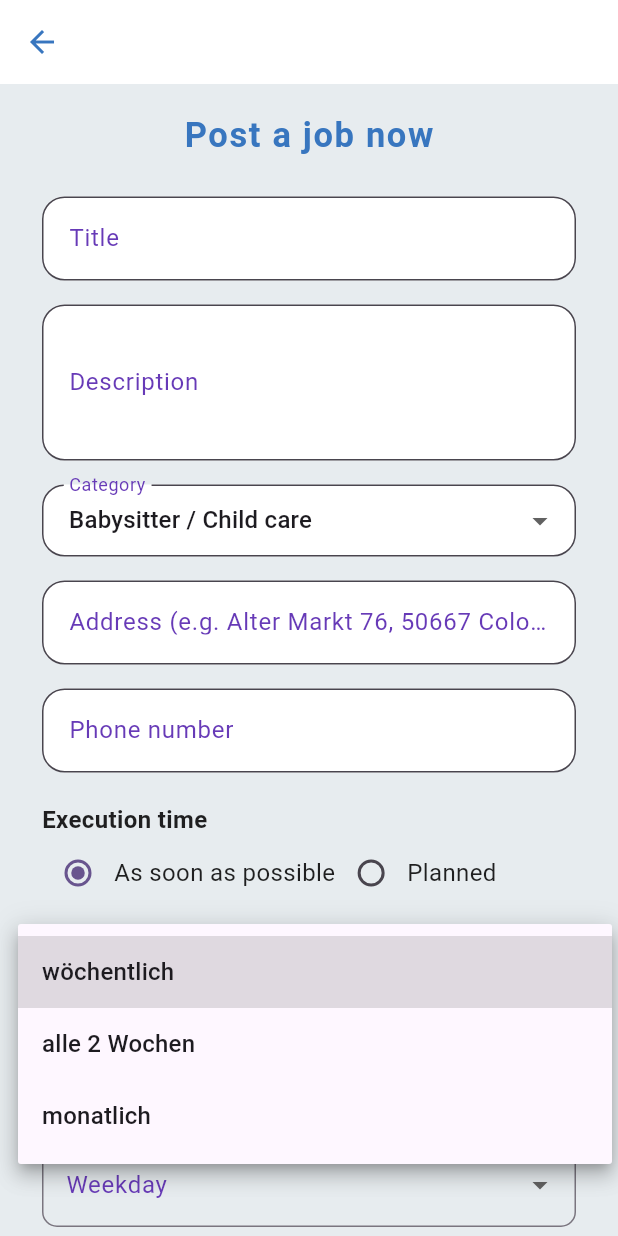
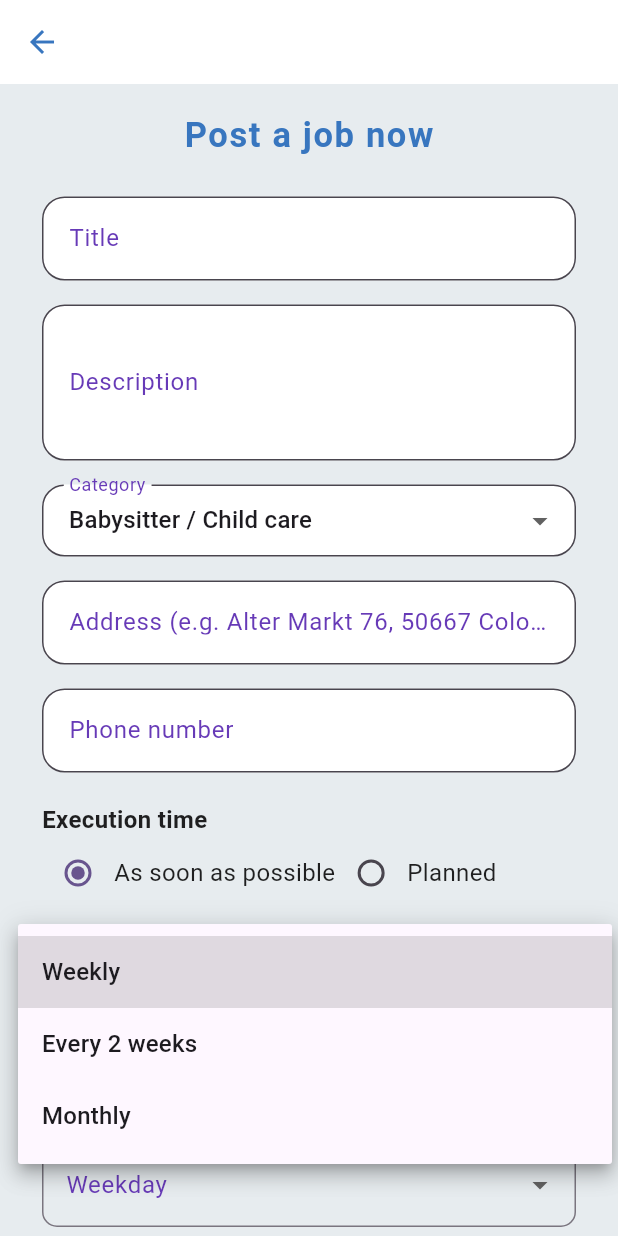
Before and after one commit to Quinten1995/atyourservice, a Flutter app: the AuftragErstellenScreen screen opened directly, after a tap on "Recurring job?", after a tap on "Interval", on a phone screen of 412 x 824 dp. Run offline on Flutter 3.47's test engine with Material 3 defaults, Android fonts, the phone set to English and light mode, and no system bars; our stand-ins replace flutter_rating_bar, image_picker, supabase_flutter; accounts and stored records are empty.

Commit message:
Start Version 1.1: Alle aktuellen Änderungen übernommen

```diff
--- a/lib/l10n/app_en.arb
+++ b/lib/l10n/app_en.arb
@@ -239,7 +239,18 @@
   "statusOffen": "Open",
   "statusInBearbeitung": "In progress",
   "statusAbgeschlossen": "Completed",
-  "privacyButton": "Privacy"
+  "privacyButton": "Privacy",
+  "interval_weekly": "Weekly",
+  "interval_biweekly": "Every 2 weeks",
+  "interval_monthly": "Monthly",
+  "weekday_monday": "Monday",
+  "weekday_tuesday": "Tuesday",
+  "weekday_wednesday": "Wednesday",
+  "weekday_thursday": "Thursday",
+  "weekday_friday": "Friday",
+  "weekday_saturday": "Saturday",
+  "weekday_sunday": "Sunday"
+
 
 
 
--- a/lib/l10n/app_localizations.dart
+++ b/lib/l10n/app_localizations.dart
@@ -1504,6 +1504,66 @@ abstract class AppLocalizations {
   /// In en, this message translates to:
   /// **'Privacy'**
   String get privacyButton;
+
+  /// No description provided for @interval_weekly.
+  ///
+  /// In en, this message translates to:
+  /// **'Weekly'**
+  String get interval_weekly;
+
+  /// No description provided for @interval_biweekly.
+  ///
+  /// In en, this message translates to:
+  /// **'Every 2 weeks'**
+  String get interval_biweekly;
+
+  /// No description provided for @interval_monthly.
+  ///
+  /// In en, this message translates to:
+  /// **'Monthly'**
+  String get interval_monthly;
+
+  /// No description provided for @weekday_monday.
+  ///
+  /// In en, this message translates to:
+  /// **'Monday'**
+  String get weekday_monday;
+
+  /// No description provided for @weekday_tuesday.
+  ///
+  /// In en, this message translates to:
+  /// **'Tuesday'**
+  String get weekday_tuesday;
+
+  /// No description provided for @weekday_wednesday.
+  ///
+  /// In en, this message translates to:
+  /// **'Wednesday'**
+  String get weekday_wednesday;
+
+  /// No description provided for @weekday_thursday.
+  ///
+  /// In en, this message translates to:
+  /// **'Thursday'**
+  String get weekday_thursday;
+
+  /// No description provided for @weekday_friday.
+  ///
+  /// In en, this message translates to:
+  /// **'Friday'**
+  String get weekday_friday;
+
+  /// No description provided for @weekday_saturday.
+  ///
+  /// In en, this message translates to:
+  /// **'Saturday'**
+  String get weekday_saturday;
+
+  /// No description provided for @weekday_sunday.
+  ///
+  /// In en, this message translates to:
+  /// **'Sunday'**
+  String get weekday_sunday;
 }
 
 class _AppLocalizationsDelegate extends LocalizationsDelegate<AppLocalizations> {
--- a/lib/main.dart
+++ b/lib/main.dart
@@ -72,8 +72,8 @@ class MyApp extends StatelessWidget {
         GlobalCupertinoLocalizations.delegate,
       ],
       supportedLocales: const [
+        Locale('en'), // Englisch
         Locale('de'), // Deutsch
-        Locale('en'), // Englisch
         Locale('fr'), // Französisch
         Locale('es'), // Spanisch
         Locale('tr'), // Türkisch
--- a/lib/screens/auftrag_erstellen_screen.dart
+++ b/lib/screens/auftrag_erstellen_screen.dart
@@ -37,15 +37,59 @@ class _AuftragErstellenScreenState extends State<AuftragErstellenScreen> {
   int? _anzahlWiederholungen;
   DateTime? _wiederholenBis;
 
-  static const intervallOptionen = [
-    "wöchentlich", "alle 2 Wochen", "monatlich",
-  ];
-  static const wochentage = [
-    "Montag", "Dienstag", "Mittwoch", "Donnerstag", "Freitag", "Samstag", "Sonntag"
+  static const Color primaryColor = Color(0xFF3876BF);
+  static const Color accentColor = Color(0xFFE7ECEF);
+
+  // NEU: Lokalisierte Key-Listen für Intervalle und Wochentage
+  List<String> get intervalKeys => [
+        'interval_weekly',
+        'interval_biweekly',
+        'interval_monthly',
       ];
 
-  static const Color primaryColor = Color(0xFF3876BF);
-  static const Color accentColor = Color(0xFFE7ECEF);
+  List<String> get weekdayKeys => [
+        'weekday_monday',
+        'weekday_tuesday',
+        'weekday_wednesday',
+        'weekday_thursday',
+        'weekday_friday',
+        'weekday_saturday',
+        'weekday_sunday',
+      ];
+
+  String getIntervalLabel(String key, AppLocalizations l10n) {
+    switch (key) {
+      case 'interval_weekly':
+        return l10n.interval_weekly;
+      case 'interval_biweekly':
+        return l10n.interval_biweekly;
+      case 'interval_monthly':
+        return l10n.interval_monthly;
+      default:
+        return key;
+    }
+  }
+
+  String getWeekdayLabel(String key, AppLocalizations l10n) {
+    switch (key) {
+      case 'weekday_monday':
+        return l10n.weekday_monday;
+      case 'weekday_tuesday':
+        return l10n.weekday_tuesday;
+      case 'weekday_wednesday':
+        return l10n.weekday_wednesday;
+      case 'weekday_thursday':
+        return l10n.weekday_thursday;
+      case 'weekday_friday':
+        return l10n.weekday_friday;
+      case 'weekday_saturday':
+        return l10n.weekday_saturday;
+      case 'weekday_sunday':
+        return l10n.weekday_sunday;
+      default:
+        return key;
+    }
+  }
 
   @override
   void initState() {
@@ -151,7 +195,7 @@ class _AuftragErstellenScreenState extends State<AuftragErstellenScreen> {
     super.dispose();
   }
 
-  // Helper: Key zu Übersetzung
+  // Helper: Key zu Übersetzung für Kategorien
   String getKategorieLabel(String key, AppLocalizations l10n) {
     switch (key) {
       case 'category_babysitter':
@@ -260,7 +304,6 @@ class _AuftragErstellenScreenState extends State<AuftragErstellenScreen> {
         return key;
     }
   }
-
 
   @override
   Widget build(BuildContext context) {
@@ -542,8 +585,8 @@ class _AuftragErstellenScreenState extends State<AuftragErstellenScreen> {
                           DropdownButtonFormField<String>(
                             value: _intervall,
                             decoration: InputDecoration(labelText: l10n.intervallLabel),
-                            items: intervallOptionen
-                                .map((opt) => DropdownMenuItem(value: opt, child: Text(opt)))
+                            items: intervalKeys
+                                .map((key) => DropdownMenuItem(value: key, child: Text(getIntervalLabel(key, l10n))))
                                 .toList(),
                             onChanged: (val) => setState(() => _intervall = val),
                             validator: (val) => val == null ? l10n.intervallValidator : null,
@@ -552,8 +595,8 @@ class _AuftragErstellenScreenState extends State<AuftragErstellenScreen> {
                           DropdownButtonFormField<String>(
                             value: _wochentag,
                             decoration: InputDecoration(labelText: l10n.wochentagLabel),
-                            items: wochentage
-                                .map((tag) => DropdownMenuItem(value: tag, child: Text(tag)))
+                            items: weekdayKeys
+                                .map((key) => DropdownMenuItem(value: key, child: Text(getWeekdayLabel(key, l10n))))
                                 .toList(),
                             onChanged: (val) => setState(() => _wochentag = val),
                             validator: (val) => val == null ? l10n.wochentagValidator : null,
```
Also changed, not shown: lib/l10n/app_de.arb (+12 -1 lines), lib/l10n/app_es.arb (+12 -1 lines), lib/l10n/app_fr.arb (+12 -1 lines), lib/l10n/app_localizations_de.dart (+30 -0 lines), lib/l10n/app_localizations_en.dart (+30 -0 lines), lib/l10n/app_localizations_es.dart (+30 -0 lines), lib/l10n/app_localizations_fr.dart (+30 -0 lines), lib/l10n/app_localizations_tr.dart (+30 -0 lines), lib/l10n/app_tr.arb (+12 -1 lines). Lines whose indentation alone changed are shown as unchanged.
